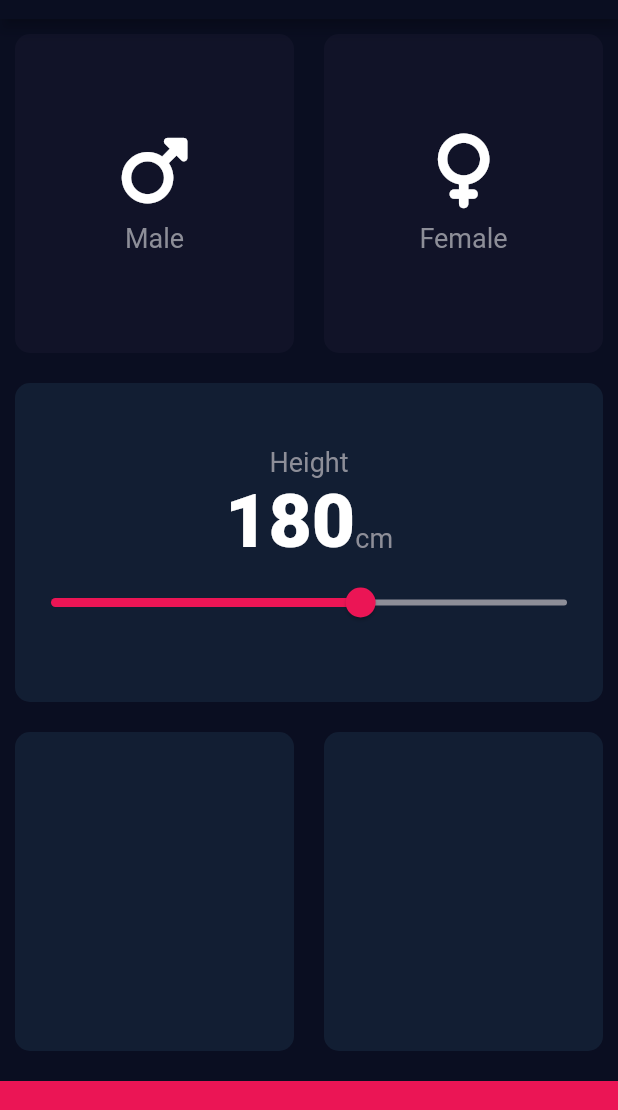
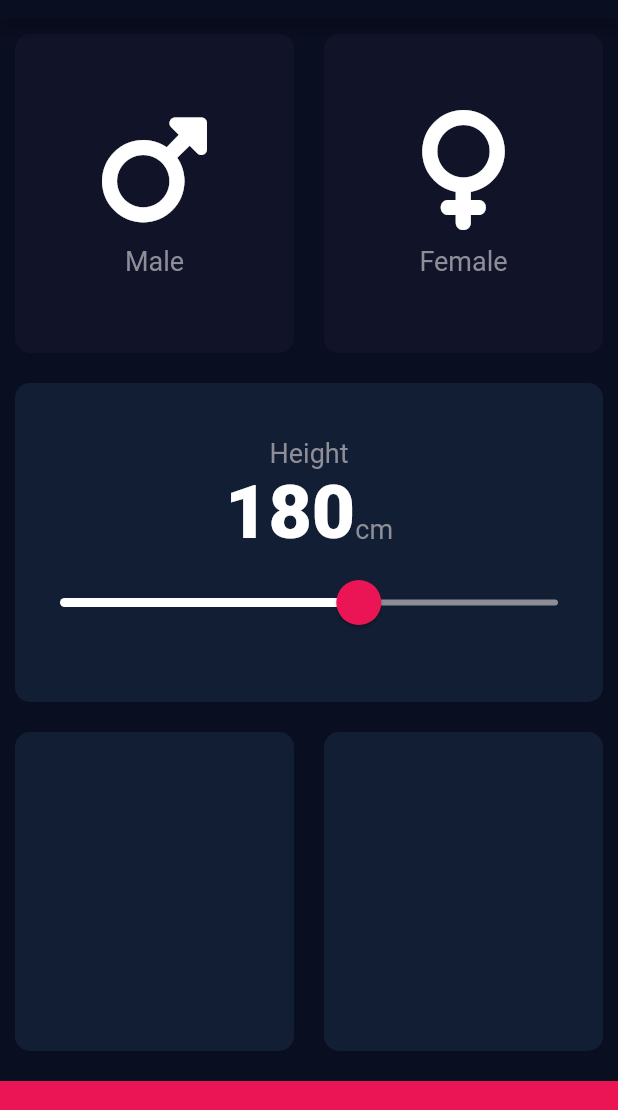
Before and after one commit to RichardCastuera/BMICalculator, a Flutter app: the screen it shows after launch, on a phone screen of 412 x 824 dp, the part 65-1175 px from its top. Run offline on Flutter 3.47's test engine with Material 2 defaults, Android fonts, the phone set to English and light mode, and no system bars; our stand-ins replace font_awesome_flutter.

Commit message:
feat(bmi_app): Customized Slider Widget

```diff
--- a/bmi_app/lib/icon_content.dart
+++ b/bmi_app/lib/icon_content.dart
@@ -8,7 +8,7 @@ Column iconData(IconData gender, String label) {
     children: [
       FaIcon(
         gender,
-        size: 50.0,
+        size: 80.0,
       ),
       SizedBox(
         height: 10.0,
--- a/bmi_app/lib/input_page.dart
+++ b/bmi_app/lib/input_page.dart
@@ -87,18 +87,28 @@ class _InputPageState extends State<InputPage> {
                       ),
                     ],
                   ),
-                  Slider(
+                  SliderTheme(
+                    data: SliderTheme.of(context).copyWith(
+                      thumbShape:
+                          RoundSliderThumbShape(enabledThumbRadius: 15.0),
+                      overlayShape:
+                          RoundSliderOverlayShape(overlayRadius: 30.0),
+                      thumbColor: Color(0xFFEB1555),
+                      overlayColor: Color(0x29EB1555),
+                      activeTrackColor: Colors.white,
+                      inactiveTrackColor: Color(0xFF8D8E98),
+                    ),
+                    child: Slider(
                       value: height.toDouble(),
                       min: 120,
                       max: 220,
-                    activeColor: Color(0xFFEB1555),
-                    inactiveColor: Color(0xFF8D8E98),
                       onChanged: (double value) {
                         setState(() {
                           height = value.round();
                         });
                         print(value);
                       },
+                    ),
                   ),
                 ],
               ),
```
Lines whose indentation alone changed are shown as unchanged.
